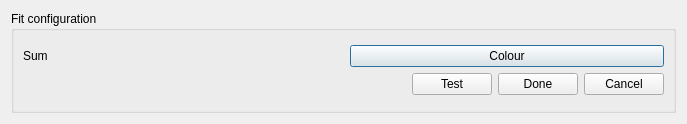
syncope/iint-gui, file iintgui/ui/iintFitConfig.ui: the form before one commit.
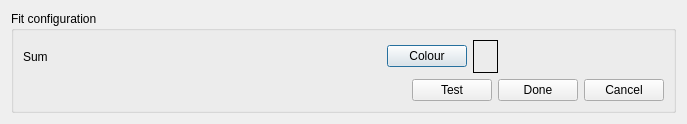
The form after the commit.

Commit message: + show different symbol for colour, implement change

Diff of the .ui file:
```diff
--- a/iintgui/ui/iintFitConfig.ui
+++ b/iintgui/ui/iintFitConfig.ui
@@ -38,6 +38,25 @@
               <property name="orientation">
                <enum>Qt::Horizontal</enum>
               </property>
+              <property name="sizeHint" stdset="0">
+               <size>
+                <width>0</width>
+                <height>0</height>
+               </size>
+              </property>
+             </spacer>
+            </item>
+            <item>
+             <spacer name="horizontalSpacer_2">
+              <property name="orientation">
+               <enum>Qt::Horizontal</enum>
+              </property>
+              <property name="sizeHint" stdset="0">
+               <size>
+                <width>40</width>
+                <height>20</height>
+               </size>
+              </property>
              </spacer>
             </item>
             <item>
@@ -47,6 +66,29 @@
               </property>
              </widget>
             </item>
+            <item>
+             <widget class="QLabel" name="colourDisplay">
+              <property name="frameShape">
+               <enum>QFrame::Box</enum>
+              </property>
+              <property name="text">
+               <string>     </string>
+              </property>
+             </widget>
+            </item>
+            <item>
+             <spacer name="horizontalSpacer_3">
+              <property name="orientation">
+               <enum>Qt::Horizontal</enum>
+              </property>
+              <property name="sizeHint" stdset="0">
+               <size>
+                <width>40</width>
+                <height>20</height>
+               </size>
+              </property>
+             </spacer>
+            </item>
            </layout>
           </item>
          </layout>
```
Left out of the diff: 2 changed lines with no effect on the pictures.
